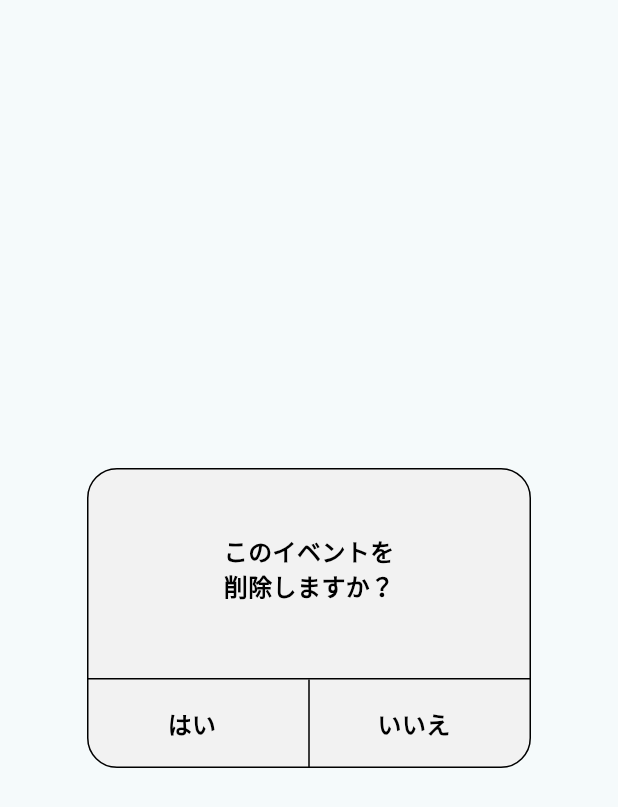
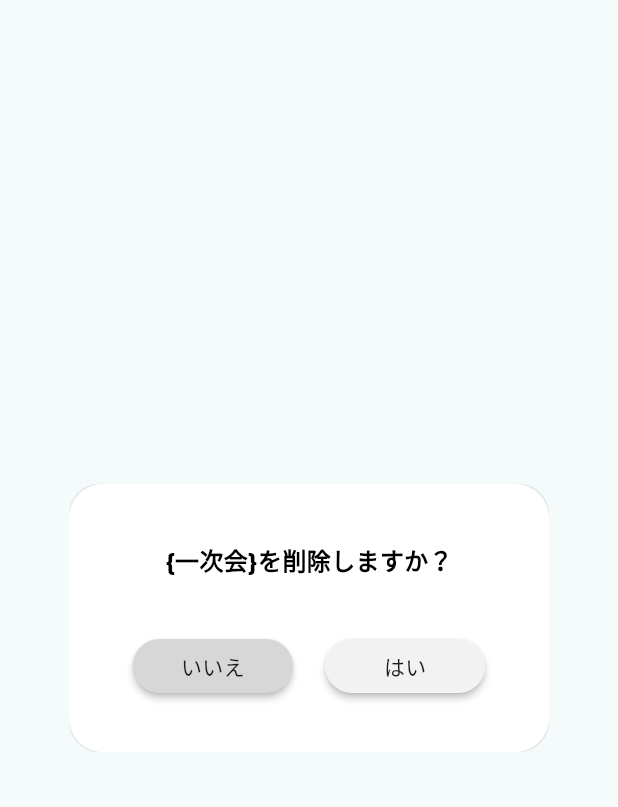
Before and after one commit to tanochan-sakonyan/collection_app, a Flutter app: the DeleteEventDialog widget shown alone on an empty page, opened directly with empty values, on a phone screen of 412 x 824 dp. Shown: the top 807 px of the screen. Run offline on Flutter 3.47's test engine with Material 3 defaults, Android fonts, the phone set to English and light mode, and no system bars; our stand-ins replace flutter_riverpod, flutter_svg, freezed_annotation, google_fonts; missing offline and left inert: flutter_line_sdk.

Commit message:
イベント削除ポップアップのUIを作成

```diff
--- a/lib/components/dialog/delete_event_dialog.dart
+++ b/lib/components/dialog/delete_event_dialog.dart
@@ -33,87 +33,72 @@ class DeleteEventDialog extends StatelessWidget {
     return Dialog(
       shape: RoundedRectangleBorder(
         borderRadius: BorderRadius.circular(20),
-        side: const BorderSide(color: Colors.black, width: 1),
       ),
       child: Container(
-        width: 296,
-        height: 200,
+        width: 320,
+        height: 179,
         decoration: BoxDecoration(
-          color: const Color(0xFFF2F2F2),
-          borderRadius: BorderRadius.circular(20),
+          color: Colors.white,
+          borderRadius: BorderRadius.circular(23),
         ),
         child: Column(
           mainAxisAlignment: MainAxisAlignment.center,
           children: [
-            const Padding(
-              padding: EdgeInsets.only(top: 44.0, bottom: 50.0),
-              child: Column(
-                children: [
             Text(
-                    'このイベントを',
+              '{一次会}を削除しますか？', //TODO 実際にイベント名を取得
               style: TextStyle(
                 fontWeight: FontWeight.bold,
                 fontSize: 16,
                 color: Colors.black,
               ),
             ),
-                  Text(
-                    '削除しますか？',
-                    style: TextStyle(
-                      fontWeight: FontWeight.bold,
-                      fontSize: 16,
-                      color: Colors.black,
-                    ),
-                  ),
-                ],
-              ),
-            ),
-            const Divider(height: 1, color: Colors.black),
-            Stack(
-              children: [
-                Container(
-                    height: 59,
-                    alignment: Alignment.center,
-                    child:
-                        const VerticalDivider(width: 1, color: Colors.black)),
+            SizedBox(height: 40),
             Row(
               mainAxisAlignment: MainAxisAlignment.spaceEvenly,
               children: [
+                const Spacer(flex: 2),
+                SizedBox(
+                  height: 36,
+                  width: 107,
+                  child: ElevatedButton(
+                    onPressed: () {
+                      // TODO
+                    },
+                    style: ElevatedButton.styleFrom(
+                      backgroundColor: const Color(0xFFD7D7D7),
+                      elevation: 2,
+                      shape: RoundedRectangleBorder(
+                        borderRadius: BorderRadius.circular(20),
+                      ),
+                    ),
+                    child: Text(
+                      'いいえ',
+                      style: Theme.of(context).textTheme.bodyMedium,
+                    ),
+                  ),
+                ),
                 const Spacer(),
-                    GestureDetector(
-                      onTap: () => _deleteEvent(context, eventId),
-                      child: Container(
-                        height: 59,
-                        alignment: Alignment.center,
-                        child: const Text(
+                SizedBox(
+                  height: 36,
+                  width: 107,
+                  child: ElevatedButton(
+                    onPressed: () {
+                      // TODO
+                    },
+                    style: ElevatedButton.styleFrom(
+                      backgroundColor: const Color(0xFFF2F2F2),
+                      elevation: 2,
+                      shape: RoundedRectangleBorder(
+                        borderRadius: BorderRadius.circular(20),
+                      ),
+                    ),
+                    child: Text(
                       'はい',
-                          style: TextStyle(
-                            fontSize: 16,
-                            fontWeight: FontWeight.bold,
-                            color: Colors.black,
-                          ),
+                      style: Theme.of(context).textTheme.bodyMedium,
                     ),
                   ),
                 ),
                 const Spacer(flex: 2),
-                    GestureDetector(
-                      onTap: () => Navigator.of(context).pop(),
-                      child: Container(
-                        height: 59,
-                        alignment: Alignment.center,
-                        child: const Text(
-                          'いいえ',
-                          style: TextStyle(
-                            fontSize: 16,
-                            fontWeight: FontWeight.bold,
-                            color: Colors.black,
-                          ),
-                        ),
-                      ),
-                    ),
-                    const Spacer(),
-                  ],
-                ),
               ],
             ),
           ],
```
Lines whose indentation alone changed are shown as unchanged.
